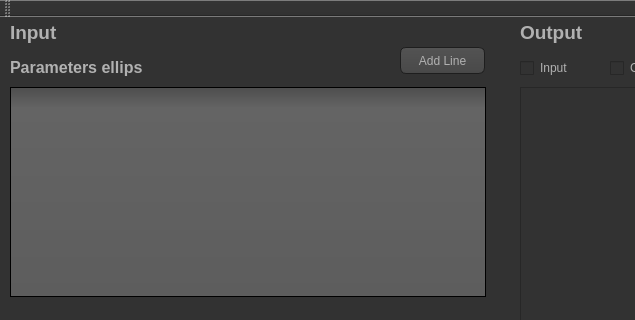
Old version of the form mainwindow.ui in the repository ThomasReyUA/Eindopdracht2018019; both pictures show x 0 to 635 and y 0 to 320 of the 1223 by 553 pixel window.
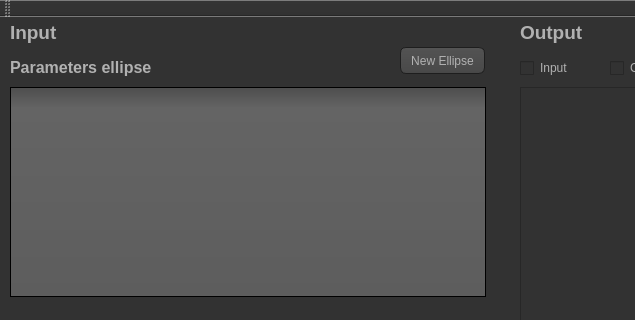
New version of the form. Icons and pictures are not drawn.

Diff of the .ui file:
```diff
--- a/mainwindow.ui
+++ b/mainwindow.ui
@@ -539,7 +539,7 @@
       </rect>
      </property>
      <property name="text">
-      <string>&lt;html&gt;&lt;head/&gt;&lt;body&gt;&lt;p&gt;&lt;span style=&quot; font-size:12pt; font-weight:600;&quot;&gt;Parameters ellips&lt;/span&gt;&lt;/p&gt;&lt;/body&gt;&lt;/html&gt;</string>
+      <string>&lt;html&gt;&lt;head/&gt;&lt;body&gt;&lt;p&gt;&lt;span style=&quot; font-size:12pt; font-weight:600;&quot;&gt;Parameters ellipse&lt;/span&gt;&lt;/p&gt;&lt;/body&gt;&lt;/html&gt;</string>
      </property>
     </widget>
     <widget class="QLabel" name="parametersLine_label">
@@ -707,7 +707,7 @@
       </rect>
      </property>
      <property name="text">
-      <string>Add Line</string>
+      <string>New Ellipse</string>
      </property>
     </widget>
    </widget>
```
